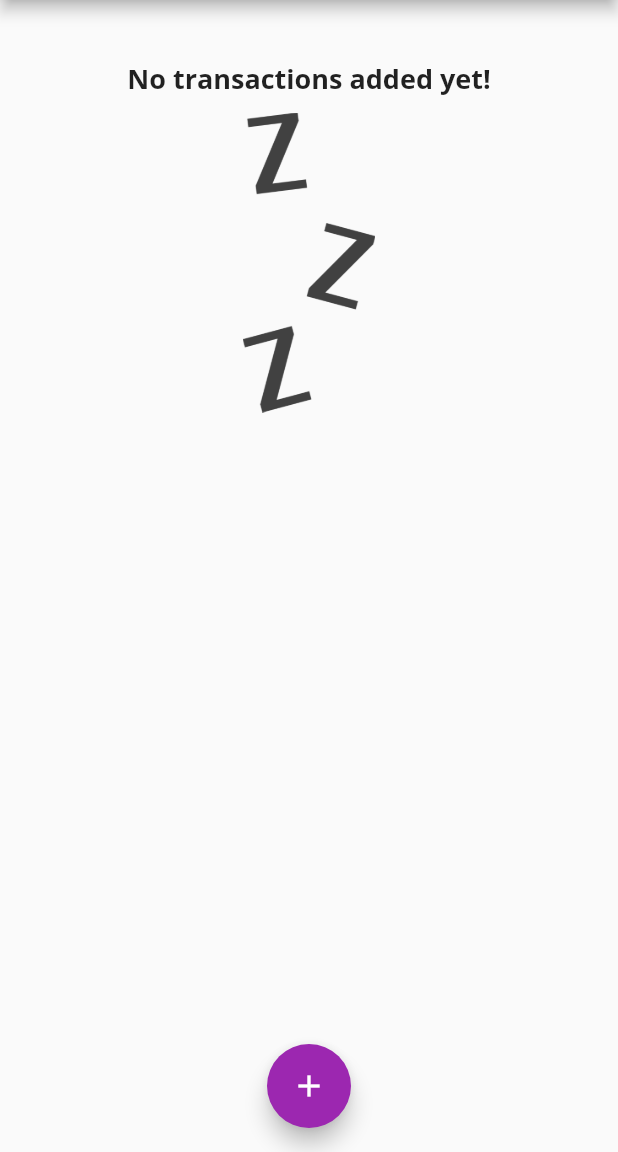
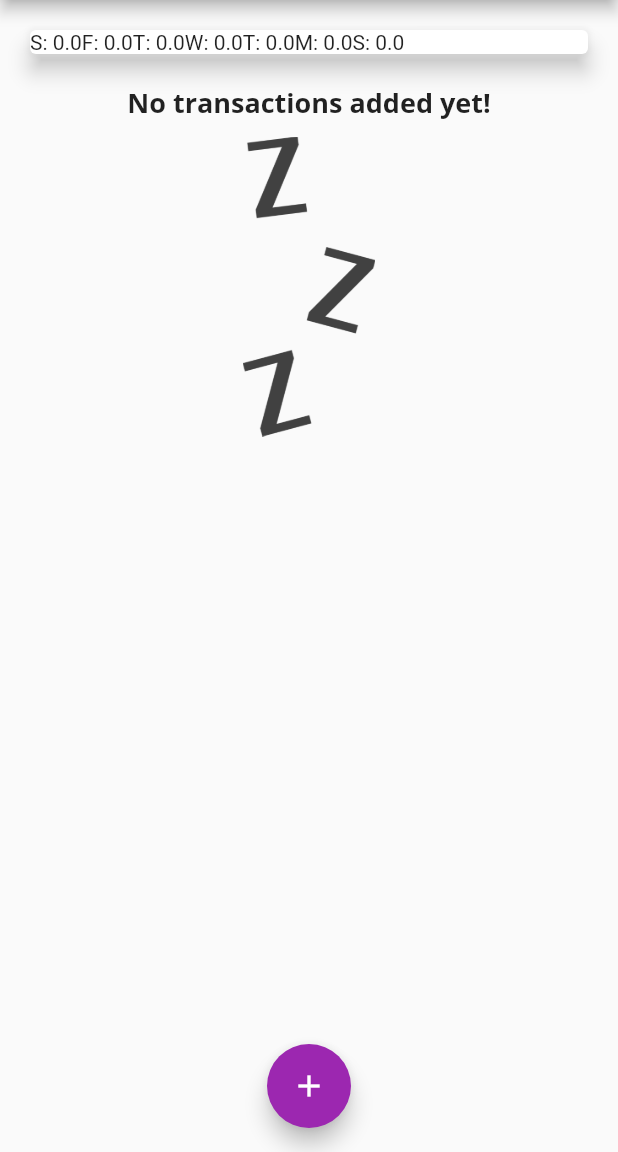
Before and after one commit to felipemotarocha/flutter-expenses-app, a Flutter app: the screen it shows after launch, on a phone screen of 412 x 824 dp, the part 84-1236 px from its top. Run offline on Flutter 3.47's test engine with Material 2 defaults, Android fonts, the phone set to English and light mode, and no system bars.

Commit message:
feat: add chart bar widget

```diff
--- a/lib/widgets/chart.dart
+++ b/lib/widgets/chart.dart
@@ -30,7 +30,7 @@ class Chart extends StatelessWidget {
         }
 
         return {
-          'day': DateFormat.E().format(weekDay),
+          'day': DateFormat.E().format(weekDay).substring(0, 1),
           'amount': weekDayTotalAmount
         };
       },
@@ -39,12 +39,15 @@ class Chart extends StatelessWidget {
 
   @override
   Widget build(BuildContext context) {
-    print(groupedTransactionValues);
     return Card(
       elevation: 6,
       margin: const EdgeInsets.all(20),
       child: Row(
-        children: [],
+        children: groupedTransactionValues.map(
+          (data) {
+            return Text('${data['day']}: ${data['amount']}');
+          },
+        ).toList(),
       ),
     );
   }
```
Also changed, not shown: lib/widgets/chart_bar.dart (added, +54 -0 lines).
